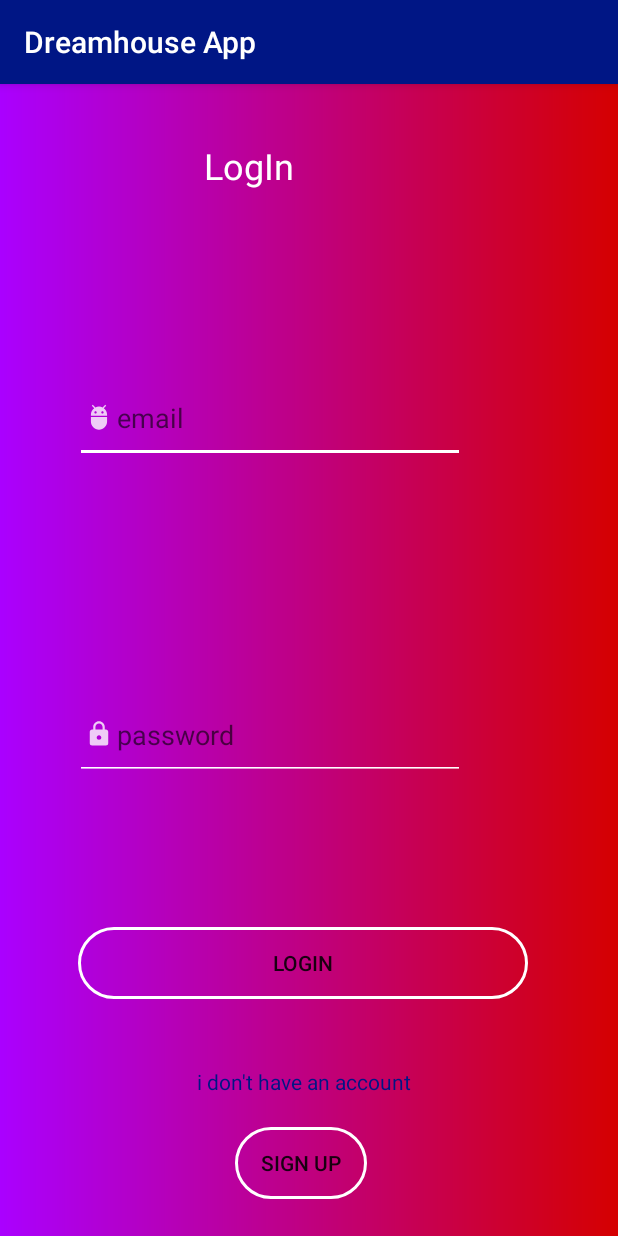
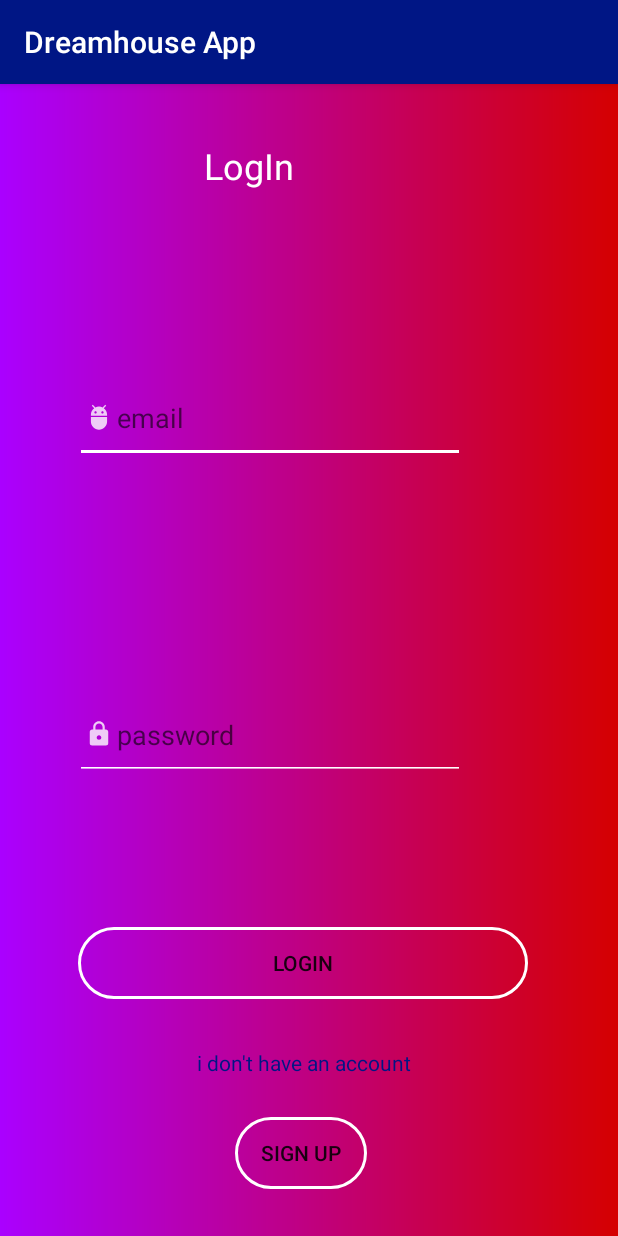
Before and after one commit to Christine-N-Mwaura/DreamHouseApp, an Android app: the screen it shows after launch (MainActivity), on a phone screen of 412 x 824 dp. Run offline under Robolectric (Android 15) with nearby library versions, the phone set to English and light mode, and no system bars; our stand-ins replace ButterKnife.

Commit message:
edit login layout.

```diff
--- a/app/src/main/res/layout/activity_main.xml
+++ b/app/src/main/res/layout/activity_main.xml
@@ -13,7 +13,7 @@
         android:layout_height="match_parent">
 
         <TextView
-            android:id="@+id/logInTextView"
+            android:id="@+id/signUpTextView"
             android:layout_width="150dp"
             android:layout_height="60dp"
             android:layout_marginTop="38dp"
@@ -43,7 +43,7 @@
             app:layout_constraintEnd_toEndOf="parent"
             app:layout_constraintHorizontal_bias="0.0"
             app:layout_constraintStart_toStartOf="parent"
-            app:layout_constraintTop_toBottomOf="@+id/logInTextView"
+            app:layout_constraintTop_toBottomOf="@+id/signUpTextView"
             app:layout_constraintVertical_bias="0.51" />
 
         <EditText
@@ -95,7 +95,7 @@
             app:layout_constraintBottom_toBottomOf="parent"
             app:layout_constraintEnd_toEndOf="parent"
             app:layout_constraintStart_toStartOf="parent"
-            app:layout_constraintTop_toBottomOf="@+id/login" />
+            app:layout_constraintTop_toBottomOf="@+id/loginButton" />
 
         <Button
             android:id="@+id/signUpButton"
```
